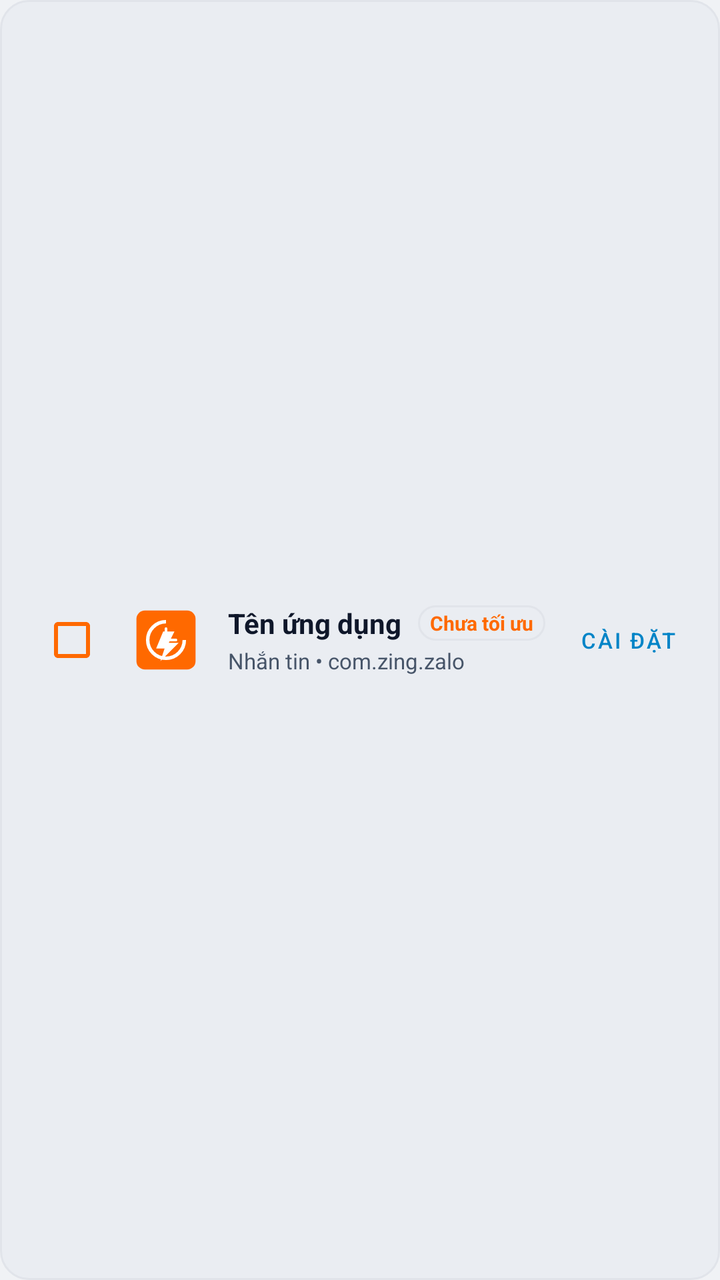
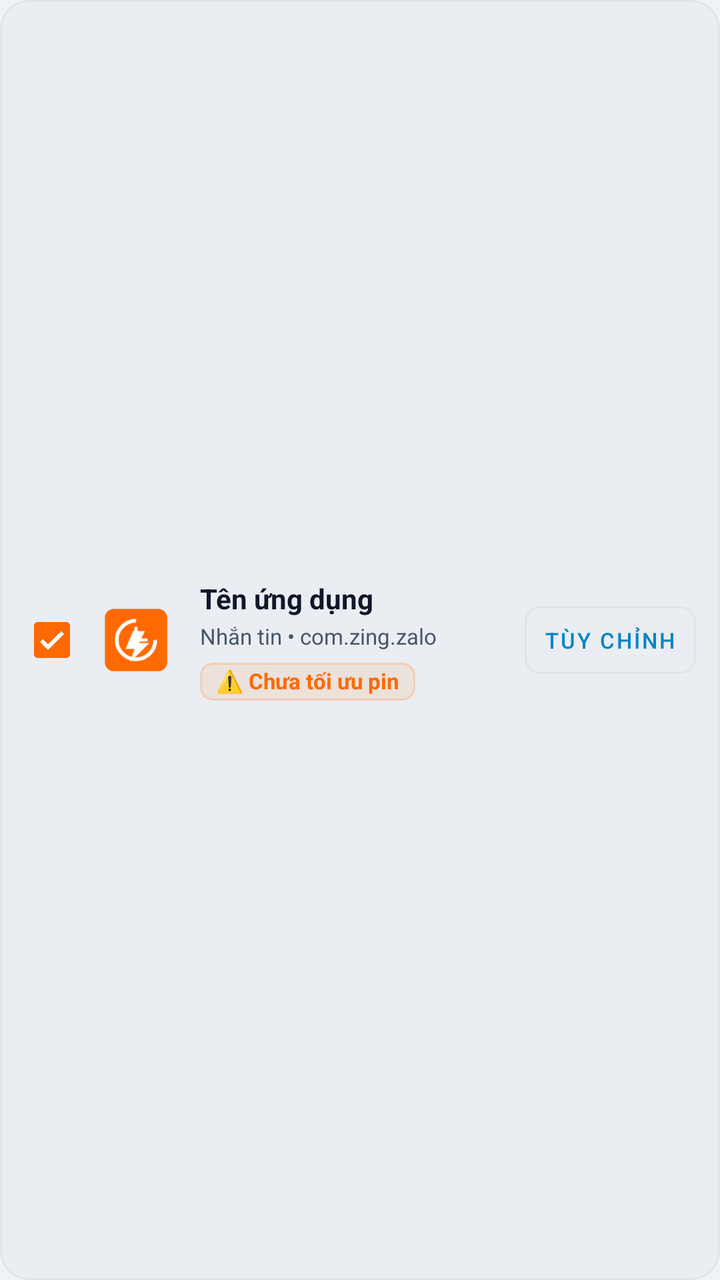

The first picture is an Android layout as it rendered before a commit; the second is the same layout after the commit. The layout source and the unified diff follow.
<!-- AndroidManifest.xml: application theme Theme.ToolXiaomi -->
<!-- res/layout/item_notif_app.xml -->
<?xml version="1.0" encoding="utf-8"?>
<LinearLayout xmlns:android="http://schemas.android.com/apk/res/android"
    xmlns:app="http://schemas.android.com/apk/res-auto"
    android:layout_width="match_parent"
    android:layout_height="wrap_content"
    android:layout_marginBottom="8dp"
    android:background="@drawable/bg_card_rounded"
    android:gravity="center_vertical"
    android:orientation="horizontal"
    android:padding="12dp">

    
    <CheckBox
        android:id="@+id/cb_app_select"
        android:layout_width="wrap_content"
        android:layout_height="wrap_content"
        android:buttonTint="@color/mi_orange"
        android:checked="true" />

    
    <ImageView
        android:id="@+id/iv_app_icon"
        android:layout_width="38dp"
        android:layout_height="38dp"
        android:layout_marginStart="4dp"
        android:contentDescription="App Icon"
        android:src="@drawable/ic_app_icon" />

    
    <LinearLayout
        android:layout_width="0dp"
        android:layout_height="wrap_content"
        android:layout_marginStart="12dp"
        android:layout_weight="1"
        android:orientation="vertical">

        <LinearLayout
            android:layout_width="wrap_content"
            android:layout_height="wrap_content"
            android:gravity="center_vertical"
            android:orientation="horizontal">

            <TextView
                android:id="@+id/tv_app_name"
                android:layout_width="wrap_content"
                android:layout_height="wrap_content"
                android:ellipsize="end"
                android:maxLines="1"
                android:text="Tên ứng dụng"
                android:textColor="@color/text_primary"
                android:textSize="14sp"
                android:textStyle="bold" />

            <TextView
                android:id="@+id/tv_app_status_badge"
                android:layout_width="wrap_content"
                android:layout_height="wrap_content"
                android:layout_marginStart="8dp"
                android:background="@drawable/bg_badge_rounded"
                android:paddingStart="6dp"
                android:paddingTop="2dp"
                android:paddingEnd="6dp"
                android:paddingBottom="2dp"
                android:text="Chưa tối ưu"
                android:textColor="@color/mi_orange"
                android:textSize="10sp"
                android:textStyle="bold" />
        </LinearLayout>

        <TextView
            android:id="@+id/tv_app_category"
            android:layout_width="wrap_content"
            android:layout_height="wrap_content"
            android:layout_marginTop="2dp"
            android:ellipsize="end"
            android:maxLines="1"
            android:text="Nhắn tin • com.zing.zalo"
            android:textColor="@color/text_secondary"
            android:textSize="11sp" />
    </LinearLayout>

    
    <com.google.android.material.button.MaterialButton
        android:id="@+id/btn_app_action"
        style="@style/Widget.MaterialComponents.Button.TextButton"
        android:layout_width="wrap_content"
        android:layout_height="wrap_content"
        android:minWidth="0dp"
        android:minHeight="36dp"
        android:paddingLeft="10dp"
        android:paddingRight="10dp"
        android:text="Cài đặt"
        android:textColor="@color/neon_cyan"
        android:textSize="11sp" />

</LinearLayout>
<!-- resources referenced by this layout -->
<resources>
  <color name="mi_orange">#FF6900</color>
  <color name="neon_cyan">#0284C7</color>
  <color name="text_primary">#0F172A</color>
  <color name="text_secondary">#475569</color>
  <!-- drawable bg_badge_rounded (drawable) -->
  <?xml version="1.0" encoding="utf-8"?>
  <shape xmlns:android="http://schemas.android.com/apk/res/android"
      android:shape="rectangle">
      <corners android:radius="12dp" />
      <solid android:color="@color/card_highlight" />
      <stroke
          android:width="1dp"
          android:color="@color/card_dark_stroke" />
  </shape>
  <!-- drawable bg_card_rounded (drawable) -->
  <?xml version="1.0" encoding="utf-8"?>
  <shape xmlns:android="http://schemas.android.com/apk/res/android"
      android:shape="rectangle">
      <corners android:radius="14dp" />
      <solid android:color="@color/card_highlight" />
      <stroke
          android:width="1dp"
          android:color="@color/card_dark_stroke" />
  </shape>
  <!-- drawable ic_app_icon (drawable) -->
  <vector xmlns:android="http://schemas.android.com/apk/res/android"
      android:width="108dp"
      android:height="108dp"
      android:viewportWidth="108"
      android:viewportHeight="108">
      
      <path
          android:fillColor="#FF6900"
          android:pathData="M24,12 L84,12 A12,12 0 0,1 96,24 L96,84 A12,12 0 0,1 84,96 L24,96 A12,12 0 0,1 12,84 L12,24 A12,12 0 0,1 24,12 Z" />
      
      <path
          android:strokeColor="#FFFFFF"
          android:strokeWidth="5"
          android:pathData="M54,28 A26,26 0 1,0 80,54" />
      
      <path
          android:strokeColor="#FFFFFF"
          android:strokeWidth="4"
          android:strokeLineCap="round"
          android:pathData="M54,54 L54,38" />
      <path
          android:strokeColor="#FFFFFF"
          android:strokeWidth="4"
          android:strokeLineCap="round"
          android:pathData="M54,54 L68,54" />
      
      <path
          android:fillColor="#FFFFFF"
          android:pathData="M50,42 L66,42 L58,58 L72,58 L46,84 L52,66 L40,66 Z" />
  </vector>
  <style name="Theme.ToolXiaomi" parent="Theme.Material3.DayNight.NoActionBar">
          <item name="colorPrimary">@color/mi_orange</item>
          <item name="colorPrimaryVariant">@color/mi_orange_dark</item>
          <item name="colorOnPrimary">#FFFFFF</item>
          <item name="colorSecondaryContainer">@color/card_highlight</item>
          <item name="colorOnSecondaryContainer">@color/mi_orange</item>
          <item name="android:statusBarColor">@color/bg_dark</item>
          <item name="android:navigationBarColor">@color/card_dark</item>
          <item name="android:windowBackground">@color/bg_dark</item>
          <item name="android:windowLightStatusBar" tools:targetApi="m">true</item>
          <item name="android:windowLightNavigationBar" tools:targetApi="o_mr1">true</item>
      </style>
  <color name="card_highlight">#EAEDF2</color>
  <color name="card_dark_stroke">#E1E4EA</color>
  <color name="mi_orange_dark">#E55D00</color>
  <color name="bg_dark">#F0F2F5</color>
  <color name="card_dark">#FFFFFF</color>
</resources>

<!-- the commit's change to res/layout/item_notif_app.xml (unified diff, before → after) -->
@@ -1,28 +1,35 @@
 <?xml version="1.0" encoding="utf-8"?>
 <LinearLayout xmlns:android="http://schemas.android.com/apk/res/android"
     xmlns:app="http://schemas.android.com/apk/res-auto"
+    android:id="@+id/item_notif_root"
     android:layout_width="match_parent"
     android:layout_height="wrap_content"
-    android:layout_marginBottom="8dp"
+    android:layout_marginBottom="10dp"
     android:background="@drawable/bg_card_rounded"
     android:gravity="center_vertical"
     android:orientation="horizontal"
-    android:padding="12dp">
+    android:paddingStart="12dp"
+    android:paddingTop="12dp"
+    android:paddingEnd="12dp"
+    android:paddingBottom="12dp">
 
     
-    <CheckBox
+    <com.google.android.material.checkbox.MaterialCheckBox
         android:id="@+id/cb_app_select"
-        android:layout_width="wrap_content"
-        android:layout_height="wrap_content"
-        android:buttonTint="@color/mi_orange"
+        android:layout_width="28dp"
+        android:layout_height="28dp"
+        android:layout_marginEnd="8dp"
+        android:minWidth="0dp"
+        android:minHeight="0dp"
+        app:buttonTint="@color/mi_orange"
         android:checked="true" />
 
     
     <ImageView
         android:id="@+id/iv_app_icon"
-        android:layout_width="38dp"
-        android:layout_height="38dp"
-        android:layout_marginStart="4dp"
+        android:layout_width="40dp"
+        android:layout_height="40dp"
+        android:layout_marginEnd="12dp"
         android:contentDescription="App Icon"
         android:src="@drawable/ic_app_icon" />
 
@@ -30,67 +37,74 @@
     <LinearLayout
         android:layout_width="0dp"
         android:layout_height="wrap_content"
-        android:layout_marginStart="12dp"
         android:layout_weight="1"
         android:orientation="vertical">
 
-        <LinearLayout
-            android:layout_width="wrap_content"
+        
+        <TextView
+            android:id="@+id/tv_app_name"
+            android:layout_width="match_parent"
             android:layout_height="wrap_content"
-            android:gravity="center_vertical"
-            android:orientation="horizontal">
+            android:ellipsize="end"
+            android:singleLine="true"
+            android:text="Tên ứng dụng"
+            android:textColor="@color/text_primary"
+            android:textSize="14sp"
+            android:textStyle="bold" />
 
-            <TextView
-                android:id="@+id/tv_app_name"
-                android:layout_width="wrap_content"
-                android:layout_height="wrap_content"
-                android:ellipsize="end"
-                android:maxLines="1"
-                android:text="Tên ứng dụng"
-                android:textColor="@color/text_primary"
-                android:textSize="14sp"
-                android:textStyle="bold" />
-
-            <TextView
-                android:id="@+id/tv_app_status_badge"
-                android:layout_width="wrap_content"
-                android:layout_height="wrap_content"
-                android:layout_marginStart="8dp"
-                android:background="@drawable/bg_badge_rounded"
-                android:paddingStart="6dp"
-                android:paddingTop="2dp"
-                android:paddingEnd="6dp"
-                android:paddingBottom="2dp"
-                android:text="Chưa tối ưu"
-                android:textColor="@color/mi_orange"
-                android:textSize="10sp"
-                android:textStyle="bold" />
-        </LinearLayout>
-
+        
         <TextView
             android:id="@+id/tv_app_category"
-            android:layout_width="wrap_content"
+            android:layout_width="match_parent"
             android:layout_height="wrap_content"
             android:layout_marginTop="2dp"
             android:ellipsize="end"
-            android:maxLines="1"
+            android:singleLine="true"
             android:text="Nhắn tin • com.zing.zalo"
             android:textColor="@color/text_secondary"
             android:textSize="11sp" />
+
+        
+        <TextView
+            android:id="@+id/tv_app_status_badge"
+            android:layout_width="wrap_content"
+            android:layout_height="wrap_content"
+            android:layout_marginTop="6dp"
+            android:background="@drawable/bg_badge_orange"
+            android:ellipsize="none"
+            android:includeFontPadding="false"
+            android:paddingStart="8dp"
+            android:paddingTop="3dp"
+            android:paddingEnd="8dp"
+            android:paddingBottom="3dp"
+            android:singleLine="true"
+            android:text="⚠️ Chưa tối ưu pin"
+            android:textColor="@color/mi_orange"
+            android:textSize="11sp"
+            android:textStyle="bold" />
+
     </LinearLayout>
 
     
     <com.google.android.material.button.MaterialButton
         android:id="@+id/btn_app_action"
-        style="@style/Widget.MaterialComponents.Button.TextButton"
+        style="@style/Widget.MaterialComponents.Button.OutlinedButton"
         android:layout_width="wrap_content"
-        android:layout_height="wrap_content"
+        android:layout_height="34dp"
+        android:layout_marginStart="8dp"
+        android:insetTop="0dp"
+        android:insetBottom="0dp"
+        android:insetLeft="0dp"
+        android:insetRight="0dp"
         android:minWidth="0dp"
-        android:minHeight="36dp"
+        android:minHeight="0dp"
         android:paddingLeft="10dp"
         android:paddingRight="10dp"
-        android:text="Cài đặt"
+        android:text="Tùy chỉnh"
         android:textColor="@color/neon_cyan"
-        android:textSize="11sp" />
+        android:textSize="11sp"
+        app:cornerRadius="8dp"
+        app:strokeColor="@color/card_dark_stroke"
+        app:strokeWidth="1dp" />
 
 </LinearLayout>
<!-- resource entries referenced after the edit -->
@@ -4,15 +4,15 @@
   <color name="neon_cyan">#0284C7</color>
   <color name="text_primary">#0F172A</color>
   <color name="text_secondary">#475569</color>
-  <!-- drawable bg_badge_rounded (drawable) -->
+  <!-- drawable bg_badge_orange (drawable) -->
   <?xml version="1.0" encoding="utf-8"?>
   <shape xmlns:android="http://schemas.android.com/apk/res/android"
       android:shape="rectangle">
-      <corners android:radius="12dp" />
-      <solid android:color="@color/card_highlight" />
+      <corners android:radius="6dp" />
+      <solid android:color="@color/badge_orange_bg" />
       <stroke
           android:width="1dp"
-          android:color="@color/card_dark_stroke" />
+          android:color="@color/badge_orange_stroke" />
   </shape>
   <!-- drawable bg_card_rounded (drawable) -->
   <?xml version="1.0" encoding="utf-8"?>
@@ -67,6 +67,8 @@
           <item name="android:windowLightStatusBar" tools:targetApi="m">true</item>
           <item name="android:windowLightNavigationBar" tools:targetApi="o_mr1">true</item>
       </style>
+  <color name="badge_orange_bg">#18FF6900</color>
+  <color name="badge_orange_stroke">#33FF6900</color>
   <color name="card_highlight">#EAEDF2</color>
   <color name="card_dark_stroke">#E1E4EA</color>
   <color name="mi_orange_dark">#E55D00</color>
